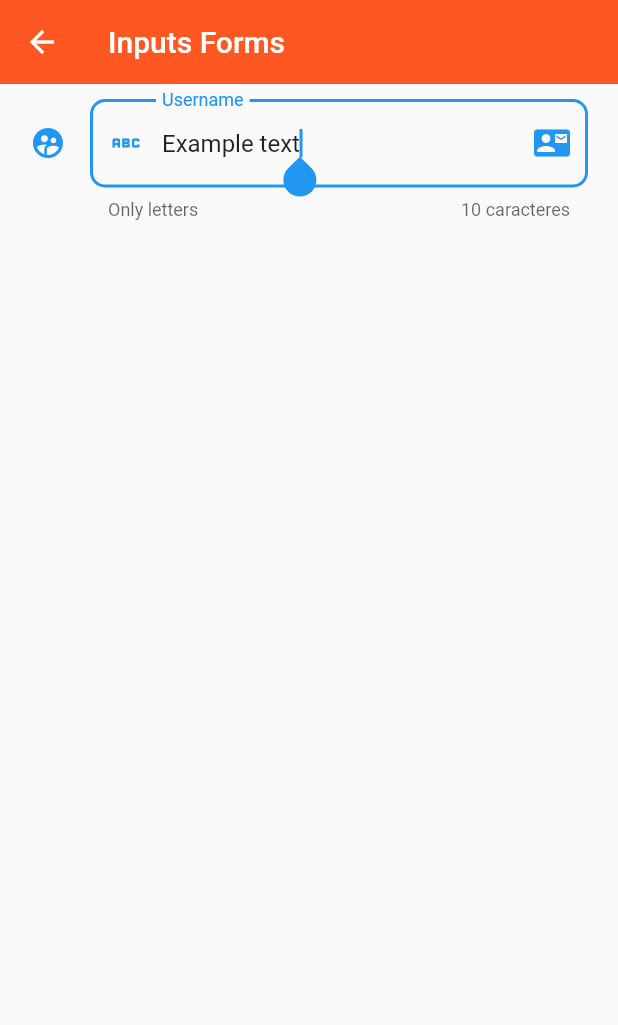
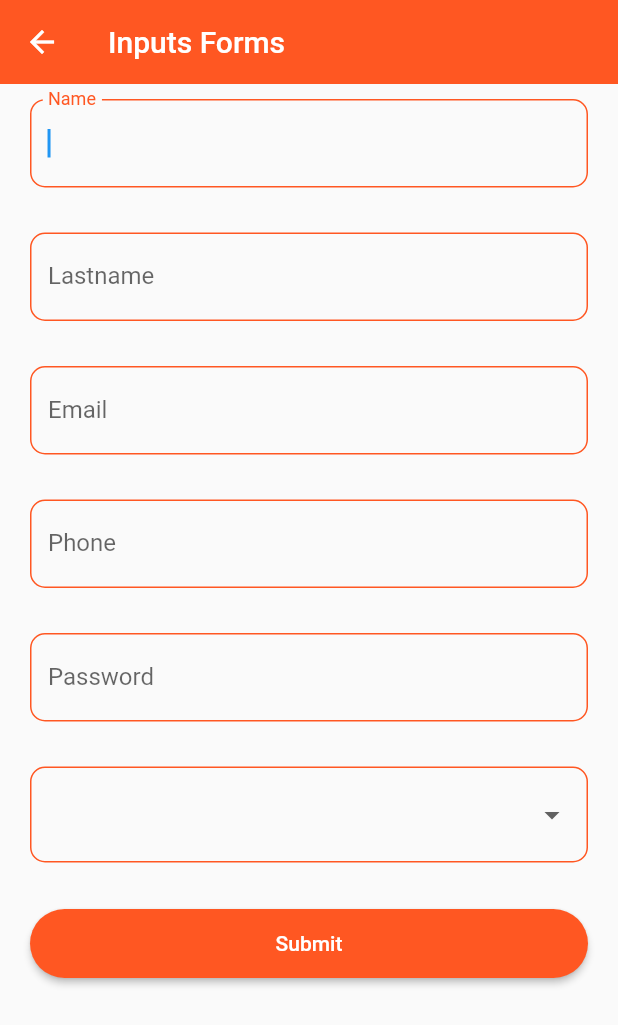
Before and after one commit to CarlosPaterninaDev/flutter_components, a Flutter app: the InputsScreen screen opened by its route, on a phone screen of 412 x 824 dp. Shown: the top 1025 px of the screen. Run offline on Flutter 3.47's test engine with Material 2 defaults, Android fonts, the phone set to English and light mode, and no system bars.

Commit message:
add new components

```diff
--- a/lib/routes/app_routes.dart
+++ b/lib/routes/app_routes.dart
@@ -36,11 +36,21 @@ class AppRoutes {
         icon: Icons.list_alt_outlined,
         nameOption: 'List View',
         screen: const ListviewScreen()),
+            MenuOption(
+        route: 'listView Builder',
+        icon: Icons.line_style_outlined,
+        nameOption: 'List View Builder',
+        screen: const ListviewBuilderScreen()),
     MenuOption(
         route: 'listViewSeparated',
         icon: Icons.list_rounded,
         nameOption: 'List View Separated',
         screen: const ListviewSeparatedScreen()),
+            MenuOption(
+        route: 'slider',
+        icon: Icons.sledding_sharp,
+        nameOption: 'Slider / Checks',
+        screen: const SliderScreen()),
   ];
 
   static Map<String, Widget Function(BuildContext)> getAppRoutes() {
--- a/lib/screens/inputs_screen.dart
+++ b/lib/screens/inputs_screen.dart
@@ -1,41 +1,107 @@
 import 'package:flutter/material.dart';
+import 'package:flutter_components/widgets/widgets.dart';
 
 class InputsScreen extends StatelessWidget {
   const InputsScreen({Key? key}) : super(key: key);
 
   @override
   Widget build(BuildContext context) {
+    final GlobalKey<FormState> formKey = GlobalKey<FormState>();
+
+    final Map<String, dynamic> formValues = {
+      'name': 'Carlos',
+      'last_name': 'Pater',
+      'email': 'ing@carlos.com',
+      'phone': 30100001001,
+      'password': '1234',
+      'role': 'admin'
+    };
+
     return Scaffold(
       appBar: AppBar(title: const Text("Inputs Forms")),
       body: SingleChildScrollView(
         child: Padding(
           padding: const EdgeInsets.symmetric(horizontal: 20, vertical: 10),
-          child: Column(children: [
-            TextFormField(
-              autofocus: true,
-              initialValue: 'Example text',
-              textCapitalization: TextCapitalization.words,
-              onChanged: (value) {},
-              validator: (value) {
-                if (value == null) return 'Field required!';
-                return value.length < 10 ? 'Minimo 10 letras ' : null;
-              },
-              autovalidateMode: AutovalidateMode
-                  .onUserInteraction, // ! Normalmente esta al nivel del formulario
-              decoration: const InputDecoration(
-                hintText: 'Username',
-                labelText: 'Username',
-                helperText: 'Only letters',
-                counterText: '10 caracteres',
-                prefixIcon: Icon(Icons.abc),
-                suffixIcon: Icon(Icons.contact_mail),
-                icon: Icon(Icons.supervised_user_circle),
-                border: OutlineInputBorder(borderRadius: BorderRadius.all( Radius.circular(10) ))
+          child: Form(
+            key: formKey,
+            child: Column(children: [
+              CustomInputText(
+                labelText: "Name",
+                formProperty: 'name',
+                formValues: formValues,
               ),
+              const SizedBox(
+                height: 30,
+              ),
+              CustomInputText(
+                labelText: "Lastname",
+                formProperty: 'last_name',
+                formValues: formValues,
+              ),
+              const SizedBox(
+                height: 30,
+              ),
+              CustomInputText(
+                keyboardType: TextInputType.emailAddress,
+                formProperty: 'email',
+                formValues: formValues,
+                labelText: "Email",
+              ),
+              const SizedBox(
+                height: 30,
+              ),
+              CustomInputText(
+                keyboardType: TextInputType.phone,
+                formProperty: 'phone',
+                formValues: formValues,
+                labelText: "Phone",
+              ),
+              const SizedBox(
+                height: 30,
+              ),
+              CustomInputText(
+                keyboardType: TextInputType.visiblePassword,
+                formProperty: 'password',
+                formValues: formValues,
+                obscureText: true,
+                labelText: "Password",
+              ),
+              const SizedBox(
+                height: 30,
+              ),
+              DropdownButtonFormField<String>(
+                items: const [
+                  DropdownMenuItem(value: "admin", child: Text("admin")),
+                  DropdownMenuItem(value: "user", child: Text("user")),
+                  DropdownMenuItem(
+                      value: "developer", child: Text("developer")),
+                  DropdownMenuItem(value: "devops", child: Text("devops")),
+                  DropdownMenuItem(value: "ui", child: Text("ui")),
+                ],
+                onChanged: (value) {
+                  formValues['role'] = value ?? 'Admin';
+                },
+              ),
+              const SizedBox(
+                height: 30,
+              ),
+              ElevatedButton(
+                  onPressed: () {
+                    FocusScope.of(context).requestFocus(FocusNode());
 
+                    if (!formKey.currentState!.validate()) {
+                      print("Invalid Form");
+                      return;
+                    }
 
-
-        )]),
+                    print(formValues);
+                  },
+                  child: const SizedBox(
+                    width: double.infinity,
+                    child: Center(child: Text("Submit")),
+                  ))
+            ]),
+          ),
         ),
       ),
     );
--- a/lib/screens/screens.dart
+++ b/lib/screens/screens.dart
@@ -1,8 +1,12 @@
+
+
 export 'package:flutter_components/screens/alert_screen.dart';
 export 'package:flutter_components/screens/animated_screen.dart';
 export 'package:flutter_components/screens/avatar_screen.dart';
 export 'package:flutter_components/screens/card_screen.dart';
 export 'package:flutter_components/screens/home_screen.dart';
 export 'package:flutter_components/screens/inputs_screen.dart';
+export 'package:flutter_components/screens/listview_builder_screen.dart';
 export 'package:flutter_components/screens/listview_screen.dart';
 export 'package:flutter_components/screens/listview_separated_screen.dart';
+export 'package:flutter_components/screens/slider_screen.dart';
--- a/lib/theme/app_theme.dart
+++ b/lib/theme/app_theme.dart
@@ -21,7 +21,30 @@ class AppTheme {
               backgroundColor: AppTheme.primaryColor,
               shape: const StadiumBorder(),
               padding:
-                  const EdgeInsets.symmetric(vertical: 15, horizontal: 40))));
+                  const EdgeInsets.symmetric(vertical: 15, horizontal: 40))),
+      //
+      inputDecorationTheme: const InputDecorationTheme(
+        floatingLabelStyle: TextStyle(color: primaryColor),
+        enabledBorder: OutlineInputBorder(
+          borderSide: BorderSide(
+            color: primaryColor
+          ),
+          borderRadius: BorderRadius.all(Radius.circular(10))
+        ),
+        focusedBorder: OutlineInputBorder(
+          borderSide: BorderSide(
+            color: primaryColor
+          ),
+          borderRadius: BorderRadius.all(Radius.circular(10))
+        ),
+        border: OutlineInputBorder(
+          borderRadius: BorderRadius.all(Radius.circular(10))
+        ),
+
+      )
+
+      );
+
 
   //
   static final ThemeData dark = ThemeData.dark().copyWith(
--- /dev/null
+++ b/lib/widgets/custom_input_text.dart
@@ -0,0 +1,60 @@
+import 'package:flutter/material.dart';
+
+class CustomInputText extends StatelessWidget {
+  const CustomInputText(
+      {Key? key,
+      this.hintText,
+      this.labelText,
+      this.helperText,
+      this.counterText,
+      this.icon,
+      this.suffixIcon,
+      this.prefixIcon,
+      this.keyboardType,
+      this.obscureText = false,
+      required this.formProperty,
+      required this.formValues})
+      : super(key: key);
+
+  final String? hintText;
+  final String? labelText;
+  final String? helperText;
+  final String? counterText;
+  final IconData? icon;
+  final IconData? suffixIcon;
+  final IconData? prefixIcon;
+  final TextInputType? keyboardType;
+  final bool obscureText;
+
+  final String formProperty;
+  final Map<String, dynamic> formValues;
+
+  @override
+  Widget build(BuildContext context) {
+    return TextFormField(
+      autofocus: true,
+      keyboardType: keyboardType,
+      initialValue: null,
+      textCapitalization: TextCapitalization.words,
+      obscureText: obscureText,
+      onChanged: (value) {
+        formValues[formProperty] = value;
+      },
+      validator: (value) {
+        if (value == null) return 'Field required!';
+        return value.length < 10 ? 'Minimo 10 letras ' : null;
+      },
+      autovalidateMode: AutovalidateMode
+          .onUserInteraction, // ! Normalmente esta al nivel del formulario
+      decoration: InputDecoration(
+        hintText: hintText,
+        labelText: labelText,
+        helperText: helperText,
+        counterText: counterText,
+        prefixIcon: prefixIcon == null ? null : Icon(prefixIcon),
+        suffixIcon: suffixIcon == null ? null : Icon(suffixIcon),
+        icon: icon == null ? null : Icon(icon),
+      ),
+    );
+  }
+}
--- a/lib/widgets/widgets.dart
+++ b/lib/widgets/widgets.dart
@@ -1,2 +1,3 @@
 export 'package:flutter_components/widgets/custom_card_image.dart';
 export 'package:flutter_components/widgets/custom_card.dart';
+export 'package:flutter_components/widgets/custom_input_text.dart';
```
Also changed, not shown: lib/screens/home_screen.dart (+10 -2 lines), lib/screens/listview_builder_screen.dart (added, +136 -0 lines), lib/screens/slider_screen.dart (added, +91 -0 lines).
